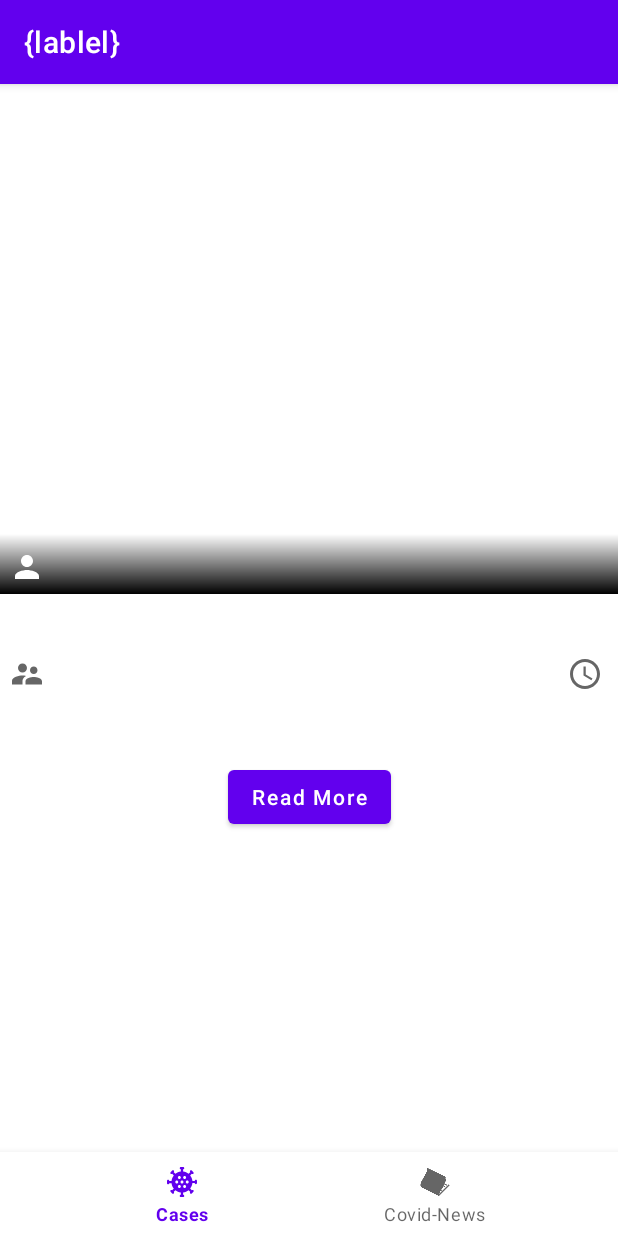
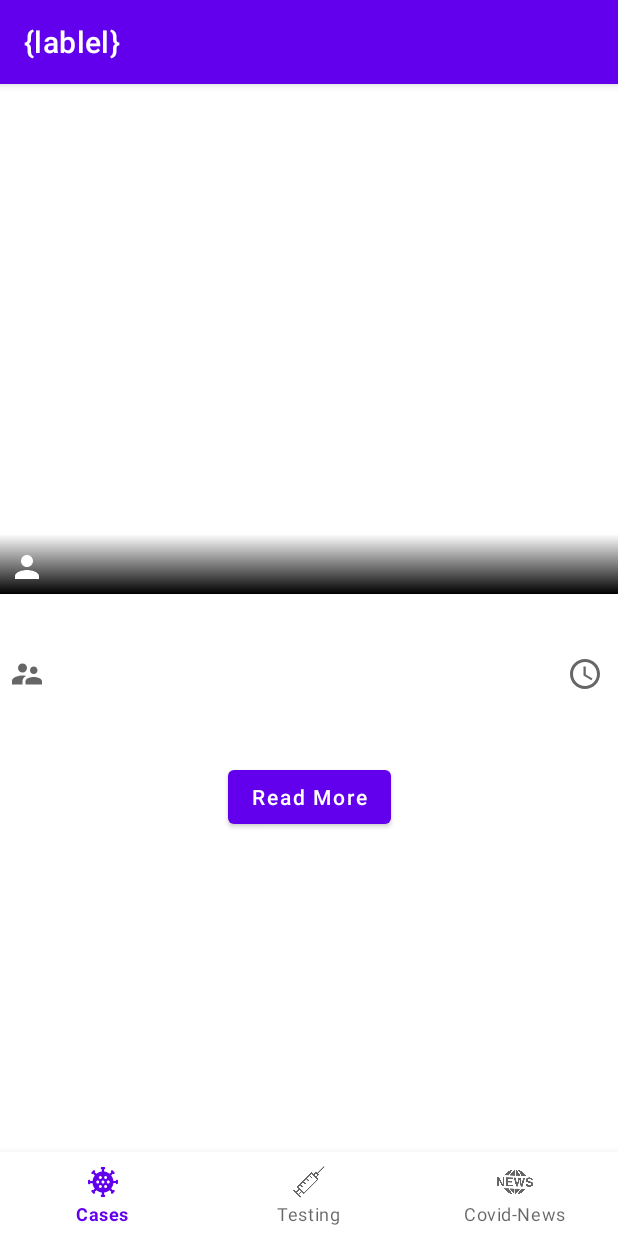
Before and after one commit to Anuj-Rai12/CovidApp, an Android app: the fragment NewsOverView placed in its activity, on a phone screen of 412 x 824 dp. Run offline under Robolectric (Android 15) with nearby library versions, the phone set to English and light mode, and no system bars; our stand-ins replace Dagger/Hilt's generated code, navigation-ui; libraries missing offline, so code that uses them is left out: org.eazegraph.lib; pictures from the network do not load; Roboto replaces fonts that are not available here; 2 statements that could not run were skipped.

```diff
--- a/app/src/main/java/com/example/ui/MainActivity.kt
+++ b/app/src/main/java/com/example/ui/MainActivity.kt
@@ -3,7 +3,6 @@ package com.example.ui
 import android.os.Bundle
 import androidx.appcompat.app.AppCompatActivity
 import androidx.navigation.NavController
-import androidx.navigation.findNavController
 import androidx.navigation.fragment.NavHostFragment
 import androidx.navigation.fragment.findNavController
 import androidx.navigation.ui.AppBarConfiguration
@@ -25,7 +24,7 @@ class MainActivity : AppCompatActivity() {
         setContentView(binding?.root)
         val navHostFragment =
             supportFragmentManager.findFragmentById(R.id.fragment) as NavHostFragment
-        appBarConfiguration = AppBarConfiguration(setOf(R.id.covidCaseUpdate, R.id.myNewFragment))
+        appBarConfiguration = AppBarConfiguration(setOf(R.id.covidCaseUpdate, R.id.testingFragment,R.id.myNewFragment))
 
         navController = navHostFragment.findNavController()
         setupActionBarWithNavController(navController, appBarConfiguration)
--- a/app/src/main/res/menu/mybottomenu.xml
+++ b/app/src/main/res/menu/mybottomenu.xml
@@ -5,8 +5,13 @@
         android:icon="@drawable/ic_coronavirus"
         android:title="Cases" />
     <item
+        android:id="@+id/testingFragment"
+        android:icon="@drawable/injection_table"
+        android:title="Testing" />
+
+    <item
         android:id="@+id/myNewFragment"
-        android:icon="@drawable/newimage"
+        android:icon="@drawable/news_icon"
         android:title="Covid-News" />
 
 
--- a/app/src/main/res/navigation/nav_graph.xml
+++ b/app/src/main/res/navigation/nav_graph.xml
@@ -64,4 +64,9 @@
             android:id="@+id/action_listCountryState_to_covidCaseUpdate"
             app:destination="@id/covidCaseUpdate" />
     </fragment>
+    <fragment
+        android:id="@+id/testingFragment"
+        android:name="com.example.ui.contentfragment.TestingFragment"
+        android:label="TestingFragment"
+        tools:layout="@layout/testing_fragment"/>
 </navigation>
```
Also changed, not shown: app/src/main/java/com/example/covidapp/datamodel/statemodel/Tested.kt (+6 -1 lines), app/src/main/java/com/example/ui/contentfragment/TestingFragment.kt (added, +7 -0 lines), app/src/main/res/layout/testing_fragment.xml (added, +8 -0 lines), app/src/main/res/drawable-v24/injection_table.png (added), app/src/main/res/drawable-v24/news_icon.png (added), app/src/main/res/drawable-v24/symtons_icon.png (added), app/src/main/res/drawable/newimage.png (deleted).
